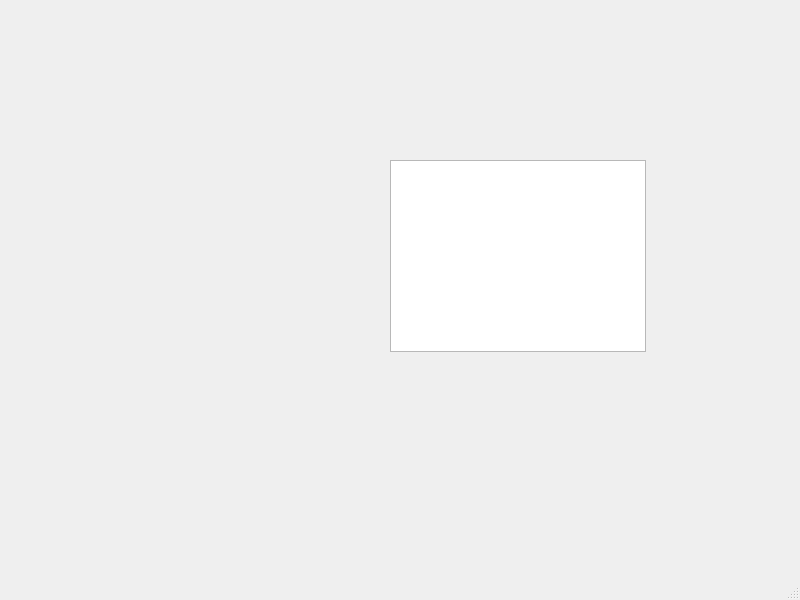
Before: the Qt Designer form comparisonST.ui in Firstcom1/dku_accounts_project, drawn with Qt 5.
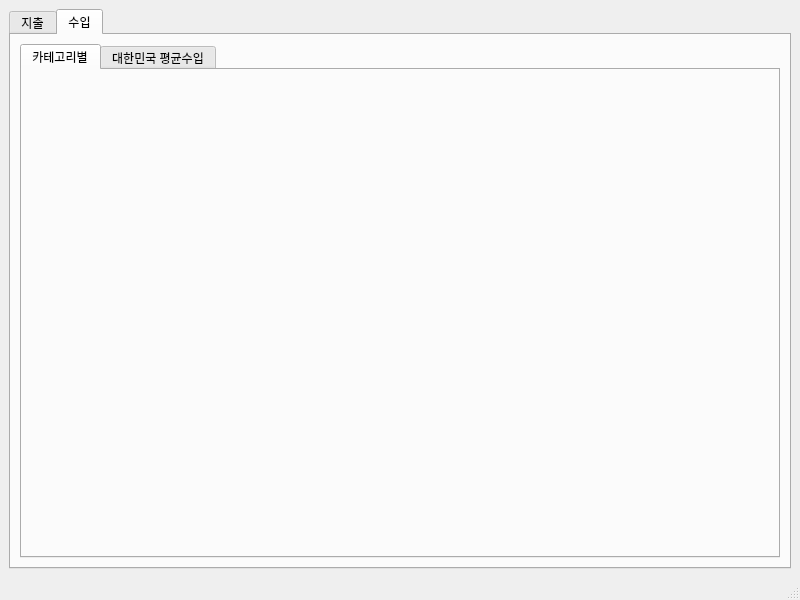
After: the same form once the commit is applied. The open tabs and pages were chosen to show the change.

Commit message: PYTHON, UI UPDATE: 1. Add List (categoryExp, categoryIncome), 2. Insert Chart Grahic Test Code, 3. Add 생활 in UI

What changed in the file:
```diff
--- a/comparisonST.ui
+++ b/comparisonST.ui
@@ -14,16 +14,53 @@
    <string>MainWindow</string>
   </property>
   <widget class="QWidget" name="centralwidget">
-   <widget class="QGraphicsView" name="GV_test">
-    <property name="geometry">
-     <rect>
-      <x>390</x>
-      <y>160</y>
-      <width>256</width>
-      <height>192</height>
-     </rect>
-    </property>
-   </widget>
+   <layout class="QVBoxLayout" name="verticalLayout">
+    <item>
+     <widget class="QTabWidget" name="TAB_cmpType">
+      <property name="currentIndex">
+       <number>0</number>
+      </property>
+      <widget class="QWidget" name="expenditure">
+       <attribute name="title">
+        <string>지출</string>
+       </attribute>
+       <layout class="QVBoxLayout" name="verticalLayout_2">
+        <item>
+         <widget class="QTabWidget" name="TAB_cmpExpWay">
+          <property name="currentIndex">
+           <number>-1</number>
+          </property>
+         </widget>
+        </item>
+       </layout>
+      </widget>
+      <widget class="QWidget" name="income">
+       <attribute name="title">
+        <string>수입</string>
+       </attribute>
+       <layout class="QVBoxLayout" name="verticalLayout_3">
+        <item>
+         <widget class="QTabWidget" name="TAB_cmpIncomWay">
+          <property name="currentIndex">
+           <number>0</number>
+          </property>
+          <widget class="QWidget" name="widget">
+           <attribute name="title">
+            <string>카테고리별</string>
+           </attribute>
+          </widget>
+          <widget class="QWidget" name="tab_3">
+           <attribute name="title">
+            <string>대한민국 평균수입</string>
+           </attribute>
+          </widget>
+         </widget>
+        </item>
+       </layout>
+      </widget>
+     </widget>
+    </item>
+   </layout>
   </widget>
   <widget class="QMenuBar" name="menubar">
    <property name="geometry">
```
The commit also changes 3 other files.
